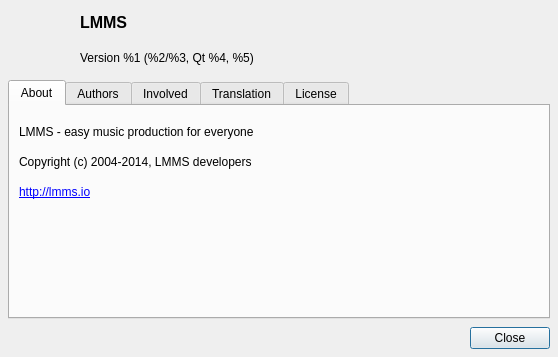
Above: src/gui/dialogs/about_dialog.ui from LMMS/lmms before the change. Below: the same form after it.
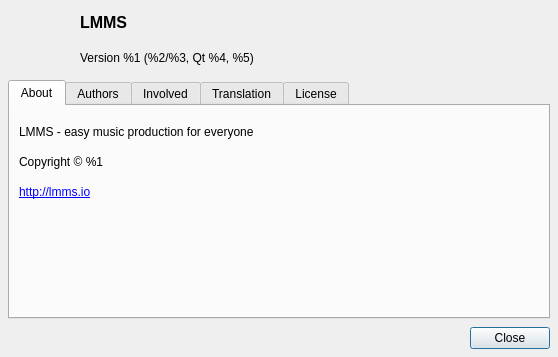
That is the form after the change.

Commit message: Fix outdated copyright info, fix license not showing in the about dialog

What changed in the file:
```diff
--- a/src/gui/dialogs/about_dialog.ui
+++ b/src/gui/dialogs/about_dialog.ui
@@ -135,7 +135,7 @@
        <item>
         <widget class="QLabel" name="label_3">
          <property name="text">
-          <string>Copyright (c) 2004-2014, LMMS developers</string>
+          <string>Copyright © %1</string>
          </property>
          <property name="wordWrap">
           <bool>true</bool>
```
Left out of the diff: 2 changed lines with no effect on the pictures. The commit also changes 4 other files.
